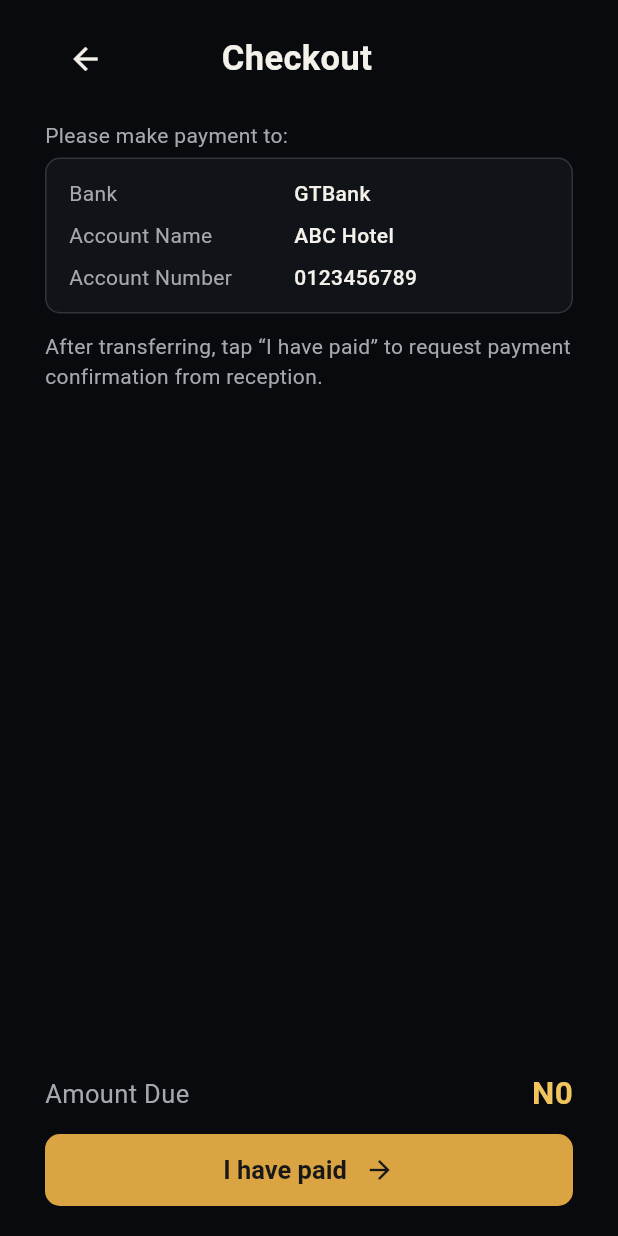
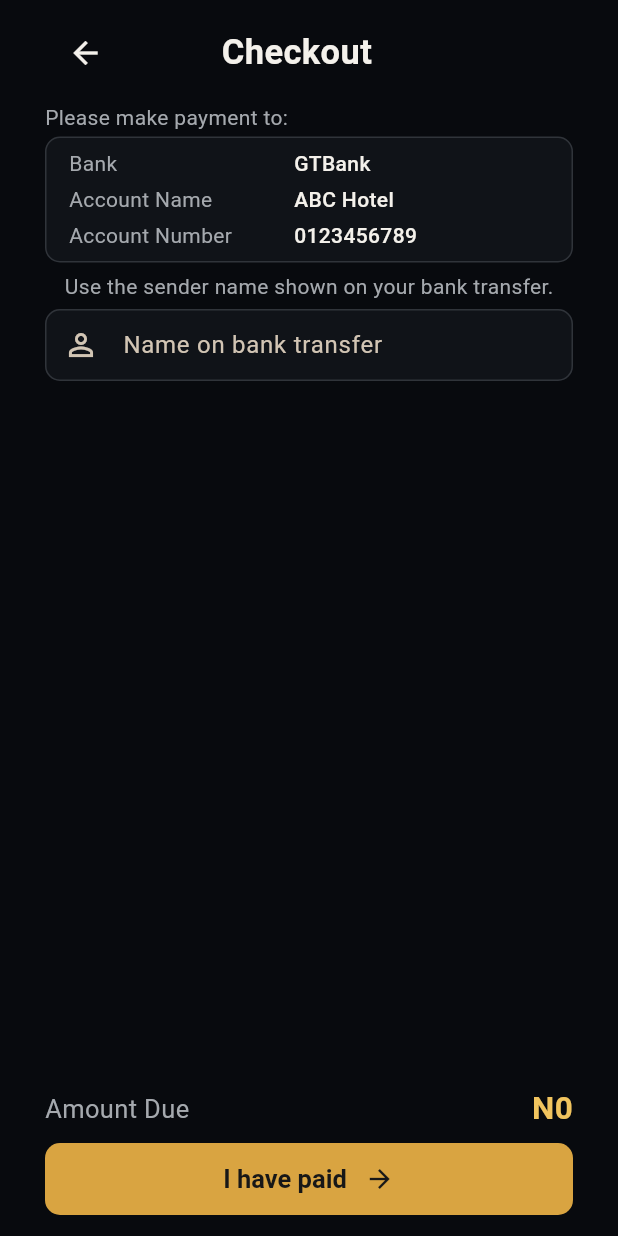
Before and after one commit to haidware/device-demo, a Flutter app: the CheckoutScreen widget shown alone on an empty page, opened directly with empty values, on a phone screen of 412 x 824 dp. Run offline on Flutter 3.47's test engine with Material 3 defaults, Android fonts, the phone set to English and light mode, and no system bars.

Commit message:
feat: capture bank transfer sender name
Require the name shown on the customer's transfer and include it in the payment message preview.

Co-authored-by: Copilot <223556219+Copilot@users.noreply.github.com>

```diff
--- a/lib/app.dart
+++ b/lib/app.dart
@@ -36,6 +36,7 @@ class _HospitalityOrderDemoState extends State<HospitalityOrderDemo> {
   MenuItem _selectedItem = menuItems.first;
   int _detailQuantity = 1;
   String _deviceIdNumber = '';
+  String _transferSenderName = '';
   String _category = 'All';
   int _orderStatus = 0;
   bool _notificationsCleared = false;
@@ -166,13 +167,18 @@ class _HospitalityOrderDemoState extends State<HospitalityOrderDemo> {
       case AppPage.checkout:
         return CheckoutScreen(
           total: _grandTotal,
-          onConfirm: () => go(AppPage.paymentRequestSent),
+          senderName: _transferSenderName,
+          onConfirm: (senderName) {
+            _transferSenderName = senderName;
+            go(AppPage.paymentRequestSent);
+          },
           onBack: back,
         );
       case AppPage.paymentRequestSent:
         return PaymentRequestScreen(
           orderNumber: _orderNumber,
           deviceIdNumber: _deviceIdNumber,
+          senderName: _transferSenderName,
           total: _grandTotal,
           onConfirmOrder: () {
             _orderStatus = 1;
--- a/lib/screens/order_screens.dart
+++ b/lib/screens/order_screens.dart
@@ -4,26 +4,48 @@ import '../models/order.dart';
 import '../theme/app_theme.dart';
 import '../widgets/app_widgets.dart';
 
-class CheckoutScreen extends StatelessWidget {
+class CheckoutScreen extends StatefulWidget {
   const CheckoutScreen({
     super.key,
     required this.total,
+    required this.senderName,
     required this.onConfirm,
     required this.onBack,
   });
 
   final int total;
-  final VoidCallback onConfirm;
+  final String senderName;
+  final ValueChanged<String> onConfirm;
   final VoidCallback onBack;
+
+  @override
+  State<CheckoutScreen> createState() => _CheckoutScreenState();
+}
+
+class _CheckoutScreenState extends State<CheckoutScreen> {
+  final _formKey = GlobalKey<FormState>();
+  late final TextEditingController _senderNameController;
+
+  @override
+  void initState() {
+    super.initState();
+    _senderNameController = TextEditingController(text: widget.senderName);
+  }
+
+  @override
+  void dispose() {
+    _senderNameController.dispose();
+    super.dispose();
+  }
 
   @override
   Widget build(BuildContext context) {
     return ScreenSurface(
-      padding: const EdgeInsets.fromLTRB(30, 12, 30, 20),
+      padding: const EdgeInsets.fromLTRB(30, 8, 30, 14),
       child: Column(
         children: [
-          PageHeader(title: 'Checkout', onBack: onBack),
-          const SizedBox(height: 14),
+          PageHeader(title: 'Checkout', onBack: widget.onBack),
+          const SizedBox(height: 6),
           const Align(
             alignment: Alignment.centerLeft,
             child: Text(
@@ -31,21 +53,60 @@ class CheckoutScreen extends StatelessWidget {
               style: TextStyle(color: AppColors.muted, fontSize: 14),
             ),
           ),
-          const SizedBox(height: 5),
+          const SizedBox(height: 3),
           const InfoPanel(
-            padding: EdgeInsets.symmetric(horizontal: 15, vertical: 9),
+            padding: EdgeInsets.symmetric(horizontal: 15, vertical: 5),
             child: Column(
               children: [
-                _BankRow(label: 'Bank', value: 'GTBank'),
-                _BankRow(label: 'Account Name', value: 'ABC Hotel'),
-                _BankRow(label: 'Account Number', value: '0123456789'),
+                _BankRow(label: 'Bank', value: 'GTBank', compact: true),
+                _BankRow(
+                  label: 'Account Name',
+                  value: 'ABC Hotel',
+                  compact: true,
+                ),
+                _BankRow(
+                  label: 'Account Number',
+                  value: '0123456789',
+                  compact: true,
+                ),
               ],
             ),
           ),
-          const SizedBox(height: 12),
+          const SizedBox(height: 6),
           const Text(
-            'After transferring, tap “I have paid” to request payment confirmation from reception.',
+            'Use the sender name shown on your bank transfer.',
             style: TextStyle(color: AppColors.muted, fontSize: 14),
+          ),
+          const SizedBox(height: 5),
+          Form(
+            key: _formKey,
+            child: TextFormField(
+              controller: _senderNameController,
+              textCapitalization: TextCapitalization.words,
+              textInputAction: TextInputAction.done,
+              decoration: InputDecoration(
+                labelText: 'Name on bank transfer',
+                hintText: 'Enter sender name',
+                prefixIcon: const Icon(Icons.person_outline),
+                contentPadding: const EdgeInsets.symmetric(
+                  horizontal: 12,
+                  vertical: 10,
+                ),
+                filled: true,
+                fillColor: AppColors.surface,
+                border: OutlineInputBorder(
+                  borderRadius: BorderRadius.circular(10),
+                  borderSide: const BorderSide(color: AppColors.border),
+                ),
+                enabledBorder: OutlineInputBorder(
+                  borderRadius: BorderRadius.circular(10),
+                  borderSide: const BorderSide(color: AppColors.border),
+                ),
+              ),
+              validator: (value) => value == null || value.trim().isEmpty
+                  ? 'Enter sender name'
+                  : null,
+            ),
           ),
           const Spacer(),
           Row(
@@ -56,7 +117,7 @@ class CheckoutScreen extends StatelessWidget {
                 style: TextStyle(color: AppColors.muted, fontSize: 17),
               ),
               Text(
-                formatPrice(total),
+                formatPrice(widget.total),
                 style: const TextStyle(
                   color: AppColors.goldLight,
                   fontSize: 21,
@@ -65,12 +126,16 @@ class CheckoutScreen extends StatelessWidget {
               ),
             ],
           ),
-          const SizedBox(height: 12),
+          const SizedBox(height: 8),
           SizedBox(
             width: double.infinity,
             child: GoldButton(
               label: 'I have paid',
-              onPressed: onConfirm,
+              onPressed: () {
+                if (_formKey.currentState!.validate()) {
+                  widget.onConfirm(_senderNameController.text.trim());
+                }
+              },
               icon: Icons.arrow_forward,
             ),
           ),
@@ -85,6 +150,7 @@ class PaymentRequestScreen extends StatelessWidget {
     super.key,
     required this.orderNumber,
     required this.deviceIdNumber,
+    required this.senderName,
     required this.total,
     required this.onConfirmOrder,
     required this.onBack,
@@ -92,6 +158,7 @@ class PaymentRequestScreen extends StatelessWidget {
 
   final String orderNumber;
   final String deviceIdNumber;
+  final String senderName;
   final int total;
   final VoidCallback onConfirmOrder;
   final VoidCallback onBack;
@@ -122,6 +189,7 @@ class PaymentRequestScreen extends StatelessWidget {
                   'I have completed a bank transfer.\n'
                   'Order: $orderNumber\n'
                   'Device ID Number: $deviceIdNumber\n'
+                  'Name on bank transfer: $senderName\n'
                   'Amount: ${formatPrice(total)}\n\n'
                   'Please confirm receipt of payment.',
                   style: const TextStyle(
@@ -155,15 +223,20 @@ class PaymentRequestScreen extends StatelessWidget {
 }
 
 class _BankRow extends StatelessWidget {
-  const _BankRow({required this.label, required this.value});
+  const _BankRow({
+    required this.label,
+    required this.value,
+    this.compact = false,
+  });
 
   final String label;
   final String value;
+  final bool compact;
 
   @override
   Widget build(BuildContext context) {
     return Padding(
-      padding: const EdgeInsets.symmetric(vertical: 4),
+      padding: EdgeInsets.symmetric(vertical: compact ? 2 : 4),
       child: Row(
         children: [
           SizedBox(
```
Also changed, not shown: 1 other file.
